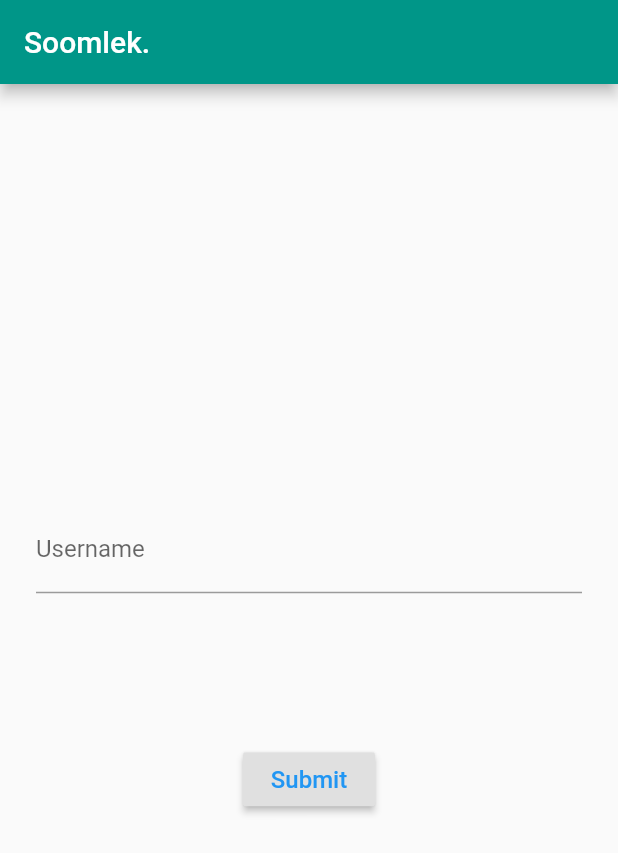
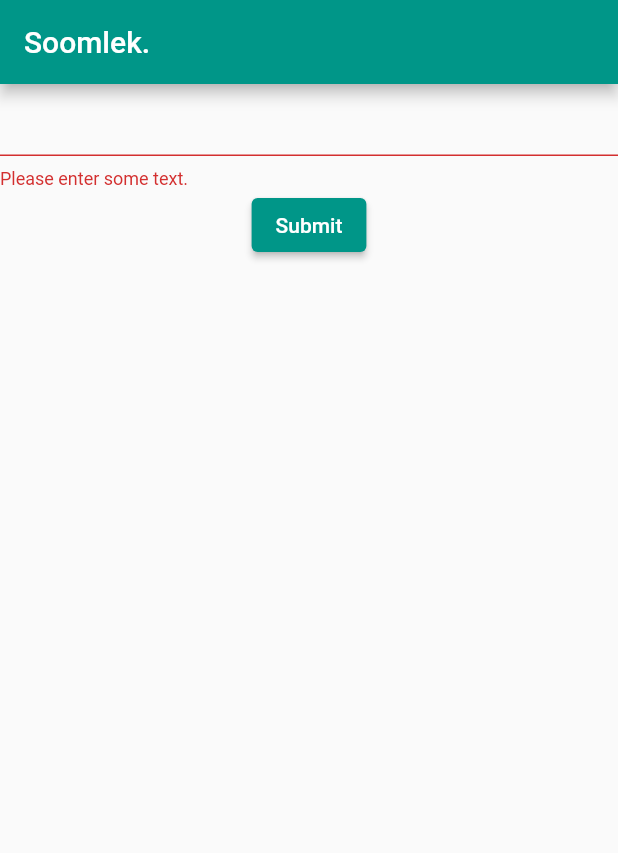
Before and after one commit to lebrancconvas/Soomlek, a Flutter app: the screen it shows after launch, after a tap on "Submit", on a phone screen of 412 x 824 dp. Shown: the top 853 px of the screen. Run offline on Flutter 3.47's test engine with Material 2 defaults, Android fonts, the phone set to English and light mode, and no system bars.

Commit message:
👔 Update Username Login Page.

```diff
--- a/lib/main.dart
+++ b/lib/main.dart
@@ -13,7 +13,12 @@ class MyApp extends StatelessWidget {
       theme: ThemeData(
         primarySwatch: Colors.teal,
       ),
-      home: const FormScreen(),
+      home: Scaffold(
+        appBar: AppBar(
+          title: const Text("Soomlek."),
+        ),
+        body: const FormScreen(),
+      )
     );
   }
 }
--- a/lib/username.dart
+++ b/lib/username.dart
@@ -1,49 +1,41 @@
-// ignore_for_file: unused_field, deprecated_member_use
-
 import "package:flutter/material.dart";
 
 class FormScreen extends StatefulWidget {
   const FormScreen({Key? key}) : super(key: key);
 
   @override
-  State<StatefulWidget> createState() {
-    return FormScreenState();
+  MyFormScreenState createState() {
+    return MyFormScreenState();
   }
 }
 
-class FormScreenState extends State<FormScreen> {
-  late String _username;
-  final GlobalKey<FormState> _formkey = GlobalKey<FormState>();
-  Widget _buildUsername() {
-    return TextFormField(
-        decoration: const InputDecoration(labelText: 'Username'),
-        validator: (value) {
-          if (value!.isEmpty) {
-            return 'Name is required.';
-          }
-        },
-        onSaved: (value) {
-          _username = value!;
-        });
-  }
+class MyFormScreenState extends State<FormScreen> {
+  final _formKey = GlobalKey<FormState>();
 
   @override
   Widget build(BuildContext context) {
-    return Scaffold(
-        appBar: AppBar(title: const Text("Soomlek.")),
-        body: Container(
-            margin: const EdgeInsets.all(24),
-            child: Column(
-                mainAxisAlignment: MainAxisAlignment.center,
-                children: <Widget>[
-                  _buildUsername(),
-                  const SizedBox(height: 100),
-                  RaisedButton(
-                      child: const Text(
-                        "Submit",
-                        style: TextStyle(color: Colors.blue, fontSize: 16),
-                      ),
-                      onPressed: () => {})
-                ])));
+    return Form(
+        key: _formKey,
+        child: Column(
+          children: <Widget>[
+            TextFormField(
+              validator: (value) {
+                if (value == null || value.isEmpty) {
+                  return "Please enter some text.";
+                }
+                return null;
+              },
+            ),
+            ElevatedButton(onPressed: () {
+              if (_formKey.currentState!.validate()) {
+                ScaffoldMessenger.of(context).showSnackBar(
+                  const SnackBar(content: Text("Processing Data")),
+                );
+              }
+            },
+            child: const Text("Submit"),
+            )
+          ],
+        ));
   }
 }
```
